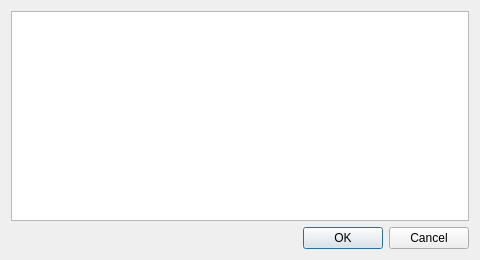
Above: countterritorydialog.ui from nullx002/mugo before the change. Below: the same form after it.
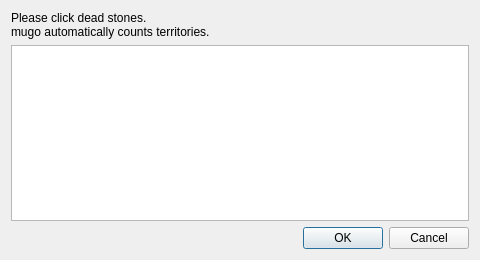
That is the form after the change.

Commit message: actions is disabled when count territory or play with comptuer.

What changed in the file:
```diff
--- a/countterritorydialog.ui
+++ b/countterritorydialog.ui
@@ -14,6 +14,14 @@
    <string>Score</string>
   </property>
   <layout class="QVBoxLayout" name="verticalLayout">
+   <item>
+    <widget class="QLabel" name="label">
+     <property name="text">
+      <string>Please click dead stones. 
+mugo automatically counts territories.</string>
+     </property>
+    </widget>
+   </item>
    <item>
     <widget class="QPlainTextEdit" name="scoreTextEdit">
      <property name="readOnly">
```
The commit also changes 5 other files.
